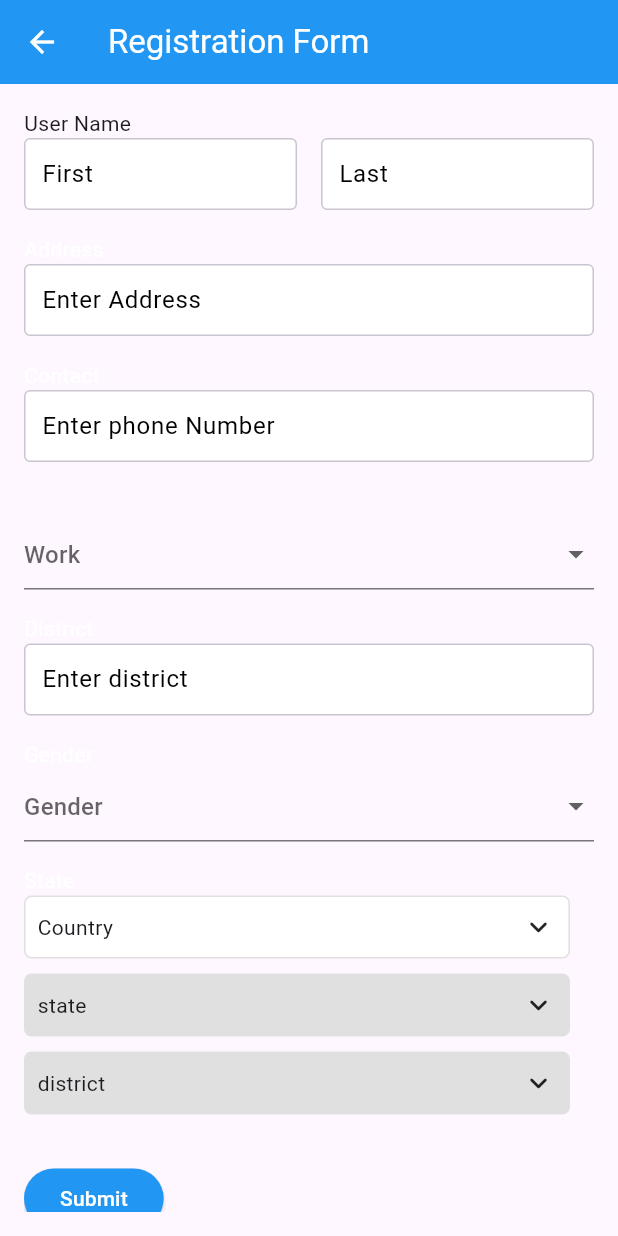
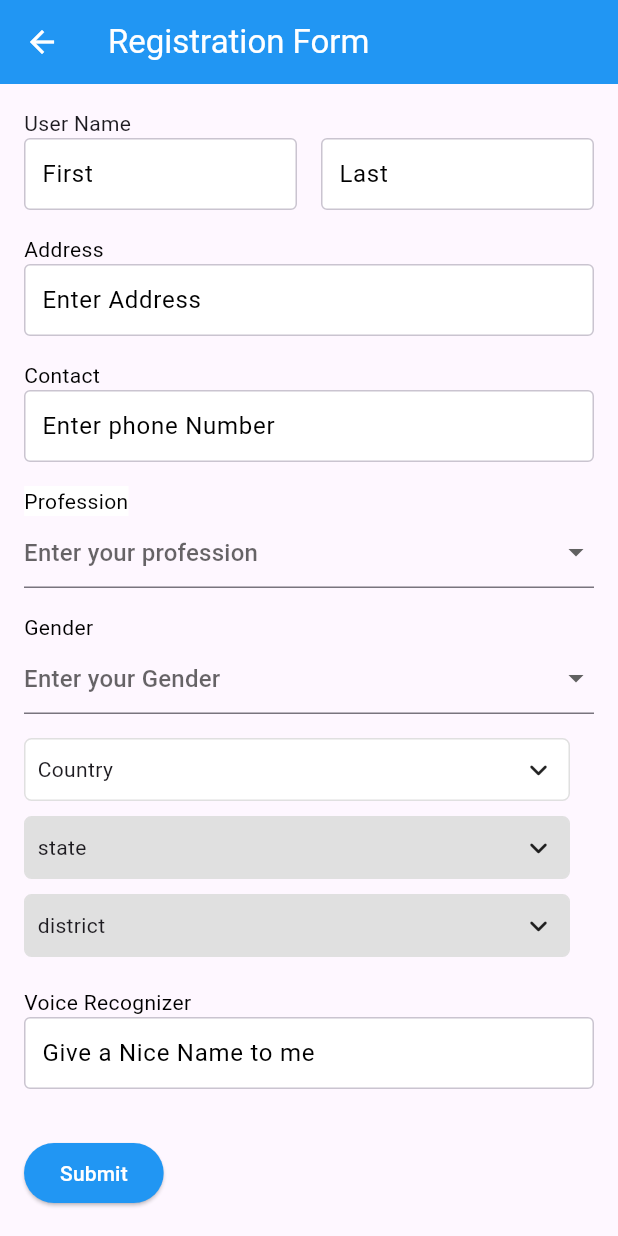
Before and after one commit to learnerbi2/WSApp, a Flutter app: the screen it shows after launch, after a tap on "Log in", on a phone screen of 412 x 824 dp. Run offline on Flutter 3.47's test engine with Material 3 defaults, Android fonts, the phone set to English and light mode, and no system bars; drawn by our look-alikes of csc_picker.

Commit message:
corrected bugs

```diff
--- a/lib/Loginpage.dart
+++ b/lib/Loginpage.dart
@@ -14,6 +14,34 @@ class _LoginPageState extends State<Login> {
   final TextEditingController _emailController = TextEditingController();
   final TextEditingController _passwordController = TextEditingController();
   bool _keepMeLoggedIn = false;
+  @override
+  void dispose() {
+    _userController.dispose();
+    _emailController.dispose();
+    _passwordController.dispose();
+    super.dispose();
+  }
+
+  bool _validateFields() {
+    if (_userController.text.isEmpty) {
+      _showSnackbar("Please enter the user Name.");
+      return false;
+    }
+    if (_emailController.text.isEmpty) {
+      _showSnackbar("Please enter a valid Email Address.");
+      return false;
+    }
+    if (_passwordController.text.isEmpty) {
+      _showSnackbar("Please select a password.");
+      return false;
+    }
+    return true;
+  }
+
+  void _showSnackbar(String message) {
+    final snackBar = SnackBar(content: Text(message));
+    ScaffoldMessenger.of(context).showSnackBar(snackBar);
+  }
 
   @override
   Widget build(BuildContext context) {
@@ -82,7 +110,7 @@ class _LoginPageState extends State<Login> {
                   Navigator.push(
                       context,
                       MaterialPageRoute(
-                          builder: (context) => VolleyballRegistrationForm()));
+                          builder: (context) => RegistrationForm()));
                 },
                 child: const Text(
                   'Log in',
@@ -111,27 +139,30 @@ class _LoginPageState extends State<Login> {
               child: const Text('Forgot your password?'),
             ),
             const Divider(),
-            Row(
+            Column(
               mainAxisAlignment: MainAxisAlignment.center,
               children: [
+                const SizedBox(height: 10),
                 ElevatedButton.icon(
                   onPressed: () {
                     // Implement login with Google logic here
                   },
                   icon: Image.asset(
                     'lib/assets/google.png', // Replace with your Google logo path
-                    height: 20,
+                    height: 30,
+                    width: 30,
                   ),
                   label: const Text('Continue with Google'),
                 ),
-                const SizedBox(width: 20),
+                const SizedBox(height: 10),
                 ElevatedButton.icon(
                   onPressed: () {
                     // Implement login with Apple logic here
                   },
                   icon: Image.asset(
                     'lib/assets/facebook.png', // Replace with your Apple logo path
-                    height: 20,
+                    height: 30,
+                    width: 30,
                   ),
                   label: const Text('Continue with facebook'),
                 ),
--- a/lib/Registrationpage.dart
+++ b/lib/Registrationpage.dart
@@ -8,44 +8,45 @@ import 'package:womensafetyapp/TextEdit.dart';
 // import 'package:insta_clone/Widgets/text_input_field.dart';
 // import 'package:insta_clone/utils/colors.dart';
 
-const primaryColor = Colors.white;
+const primaryColor = Colors.black;
 
-class VolleyballRegistrationForm extends StatefulWidget {
-  const VolleyballRegistrationForm({Key? key}) : super(key: key);
+class RegistrationForm extends StatefulWidget {
+  const RegistrationForm({Key? key}) : super(key: key);
 
   @override
-  State<VolleyballRegistrationForm> createState() =>
-      _VolleyballRegistrationFormState();
+  State<RegistrationForm> createState() => _RegistrationFormState();
 }
 
-class _VolleyballRegistrationFormState
-    extends State<VolleyballRegistrationForm> {
+class _RegistrationFormState extends State<RegistrationForm> {
   final TextEditingController _firstNameController = TextEditingController();
   final TextEditingController _lastNameController = TextEditingController();
-  final TextEditingController _ageController = TextEditingController();
-  final TextEditingController _schoolDistrictController =
-      TextEditingController();
-  final TextEditingController _parentFirstNameController =
-      TextEditingController();
-  final TextEditingController _parentLastNameController =
-      TextEditingController();
+  final TextEditingController _addressController = TextEditingController();
+  final TextEditingController _voiceController = TextEditingController();
+  final TextEditingController _countryController = TextEditingController();
+  final TextEditingController _stateController = TextEditingController();
+    final TextEditingController _districtController = TextEditingController();
+
+  // final TextEditingController _parentFirstNameController =
+  //     TextEditingController();
+  // final TextEditingController _parentLastNameController =
+  //     TextEditingController();
   final TextEditingController _emergencyContactController =
       TextEditingController();
 
   String? _selectedGrade;
   String? _selectedShirtSize;
 
-  final List<String> _grades = ['Student', 'Job', 'Home Maker', 'Others'];
-  final List<String> _shirtSizes = ['Male', 'Female', 'Others'];
+  final List<String> _work = ['Student', 'Job', 'Home Maker', 'Others'];
+  final List<String> _gender = ['Male', 'Female', 'Others'];
 
   @override
   void dispose() {
     _firstNameController.dispose();
     _lastNameController.dispose();
-    _ageController.dispose();
-    _schoolDistrictController.dispose();
-    _parentFirstNameController.dispose();
-    _parentLastNameController.dispose();
+    _addressController.dispose();
+    _countryController.dispose();
+    _stateController.dispose();
+    _districtController.dispose();
     _emergencyContactController.dispose();
     super.dispose();
   }
@@ -55,30 +56,32 @@ class _VolleyballRegistrationFormState
       _showSnackbar("Please enter the participant's full name.");
       return false;
     }
-    if (_ageController.text.isEmpty ||
-        int.tryParse(_ageController.text) == null) {
+    if (_addressController.text.isEmpty) {
       _showSnackbar("Please enter a valid address.");
       return false;
     }
     if (_selectedGrade == null) {
-      _showSnackbar("Please select a grade.");
+      _showSnackbar("Please select a profession.");
       return false;
     }
-    if (_schoolDistrictController.text.isEmpty) {
-      _showSnackbar("Please enter the school district.");
+    if (_voiceController.text.isEmpty) {
+      _showSnackbar("Please give her a Name.");
       return false;
     }
-    if (_selectedShirtSize == null) {
-      _showSnackbar("Please select a shirt size.");
+    if (_countryController.text.isEmpty) {
+      _showSnackbar("Please select Country.");
       return false;
     }
-    if (_parentFirstNameController.text.isEmpty ||
-        _parentLastNameController.text.isEmpty) {
-      _showSnackbar("Please enter the parent's full name.");
+    if (_stateController.text.isEmpty) {
+      _showSnackbar("Please select State.");
       return false;
     }
-    if (_emergencyContactController.text.isEmpty) {
-      _showSnackbar("Please enter an emergency contact.");
+    if (_districtController.text.isEmpty) {
+      _showSnackbar("Please select District.");
+      return false;
+    }
+       if (_emergencyContactController.text.isEmpty) {
+      _showSnackbar("Please enter a contact.");
       return false;
     }
     return true;
@@ -100,11 +103,12 @@ class _VolleyballRegistrationFormState
   Widget build(BuildContext context) {
     return Scaffold(
       appBar: AppBar(
-        title: const Text("Registration Form",style: TextStyle(color: Colors.white),),
+        title: const Text(
+          "Registration Form",
+          style: TextStyle(color: Colors.white),
+        ),
         backgroundColor: Colors.blue,
-        iconTheme: IconThemeData(
-          color: Colors.white),
-
+        iconTheme: IconThemeData(color: Colors.white),
       ),
       body: Padding(
         padding: const EdgeInsets.all(16.0),
@@ -141,15 +145,17 @@ class _VolleyballRegistrationFormState
                 style: TextStyle(color: primaryColor),
               ),
               TextInputField(
-                textEditingController: _ageController,
+                textEditingController: _addressController,
                 hintText: 'Enter Address',
-                textInputType: TextInputType.number,
-                isPass: true,
+                isPass: false,
+                textInputType: TextInputType.streetAddress,
               ),
               const SizedBox(height: 16),
               const Text(
                 "Contact",
-                style: TextStyle(color: primaryColor),
+                style: TextStyle(
+                  color: primaryColor,
+                ),
               ),
               TextInputField(
                 textEditingController: _emergencyContactController,
@@ -158,19 +164,18 @@ class _VolleyballRegistrationFormState
                 isPass: false,
               ),
               const SizedBox(height: 16),
-
               const Text(
-                "",
+                "Profession",
                 style: TextStyle(
                     color: primaryColor, backgroundColor: Colors.white),
               ),
               DropdownButtonFormField<String>(
                 value: _selectedGrade,
-                items: _grades.map((String grade) {
+                items: _work.map((String work) {
                   return DropdownMenuItem<String>(
-                    value: grade,
+                    value: work,
                     child: Text(
-                      grade,
+                      work,
                       style: TextStyle(color: Colors.black),
                     ),
                   );
@@ -181,19 +186,8 @@ class _VolleyballRegistrationFormState
                   });
                 },
                 decoration: const InputDecoration(
-                  hintText: 'Work',
+                  hintText: 'Enter your profession',
                 ),
-              ),
-              const SizedBox(height: 16),
-              const Text(
-                "District",
-                style: TextStyle(color: primaryColor),
-              ),
-              TextInputField(
-                textEditingController: _schoolDistrictController,
-                hintText: 'Enter district',
-                textInputType: TextInputType.text,
-                isPass: true,
               ),
               const SizedBox(height: 16),
               const Text(
@@ -202,10 +196,10 @@ class _VolleyballRegistrationFormState
               ),
               DropdownButtonFormField<String>(
                 value: _selectedShirtSize,
-                items: _shirtSizes.map((String size) {
+                items: _gender.map((String gender) {
                   return DropdownMenuItem<String>(
-                    value: size,
-                    child: Text(size),
+                    value: gender,
+                    child: Text(gender),
                   );
                 }).toList(),
                 onChanged: (newValue) {
@@ -214,35 +208,45 @@ class _VolleyballRegistrationFormState
                   });
                 },
                 decoration: const InputDecoration(
-                  hintText: 'Gender',
+                  hintText: 'Enter your Gender',
                 ),
               ),
               const SizedBox(height: 16),
-              const Text(
-                "State",
-                style: TextStyle(color: primaryColor),
-              ),
               Row(
                 children: [
                   Expanded(
-                    child:CSCPicker(
-                      showStates: true,
-                      showCities:true,
-                      layout: Layout.vertical,
-                      onCountryChanged: (Country){},
-                      onStateChanged: (state){},
-                      onCityChanged: (city){},
-                      stateDropdownLabel: "state",
-                      cityDropdownLabel: "district",
-
-                    )
-                  ),
+                      child: CSCPicker(
+                    flagState: CountryFlag.ENABLE,
+                    showStates: true,
+                    showCities: true,
+                    layout: Layout.vertical,
+                    onCountryChanged: (Country) {},
+                    onStateChanged: (state) {},
+                    onCityChanged: (city) {},
+                    stateDropdownLabel: "state",
+                    cityDropdownLabel: "district",
+                  )),
                   const SizedBox(width: 16),
                 ],
               ),
+              SizedBox(
+                height: 20,
+              ),
+              const Text(
+                "Voice Recognizer",
+                style: TextStyle(color: primaryColor),
+              ),
+              TextInputField(
+                textEditingController: _voiceController,
+                hintText: 'Give a Nice Name to me',
+                textInputType: TextInputType.text,
+                isPass: false,
+              ),
               const SizedBox(height: 32),
               ElevatedButton(
-                style:ButtonStyle(backgroundColor:  WidgetStatePropertyAll(Colors.blue),),
+                style: ButtonStyle(
+                  backgroundColor: WidgetStatePropertyAll(Colors.blue),
+                ),
                 onPressed: () {
                   _submitForm();
                   Navigator.push(context,
@@ -251,7 +255,8 @@ class _VolleyballRegistrationFormState
                 child: const Text(
                   'Submit',
                   style: TextStyle(
-                      color: primaryColor,),
+                    color: Colors.white,
+                  ),
                 ),
               ),
             ],
--- a/lib/TextEdit.dart
+++ b/lib/TextEdit.dart
@@ -33,7 +33,7 @@ class TextInputField extends StatelessWidget {
           filled: true,
           contentPadding: const EdgeInsets.all(8),
           fillColor: Colors.white),
-      style: const TextStyle(color: Colors.white), // Set input text color
+      style: const TextStyle(color: Colors.black), // Set input text color
       keyboardType: textInputType,
       obscureText: isPass,
     );
```
Also changed, not shown: lib/HomePage.dart (+7 -6 lines).
